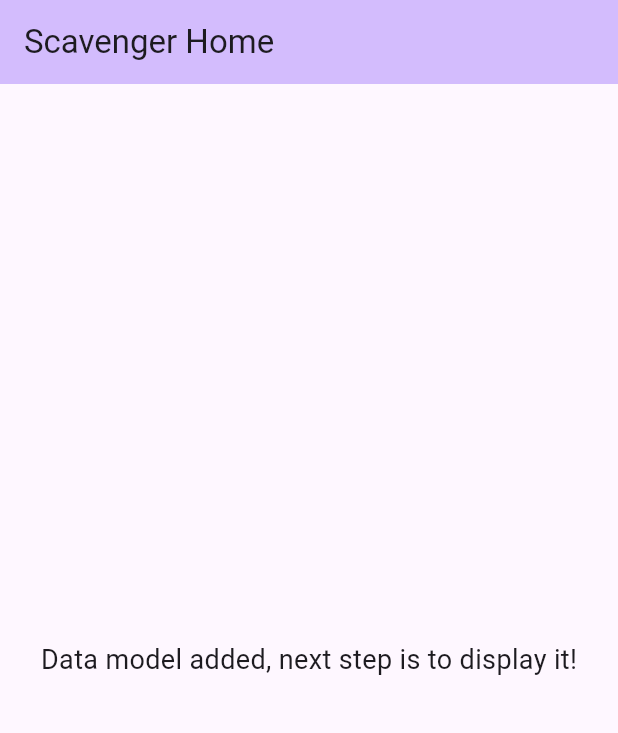
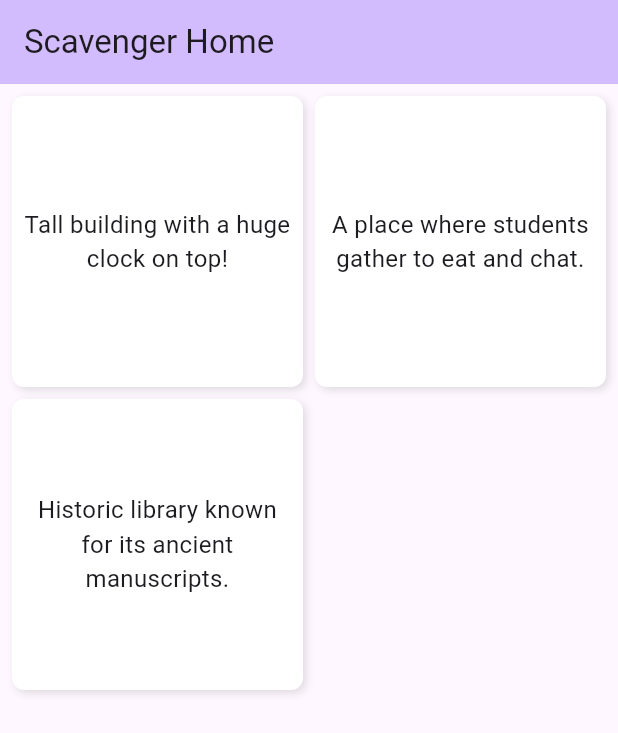
Before and after one commit to rhern7/scavenger_hunt, a Flutter app: the screen it shows after launch, on a phone screen of 412 x 824 dp. Shown: the top 733 px of the screen. Run offline on Flutter 3.47's test engine with Material 3 defaults, Android fonts, the phone set to English and light mode, and no system bars.

Commit message:
item grid

```diff
--- a/lib/main.dart
+++ b/lib/main.dart
@@ -39,9 +39,8 @@ class ScavengerHomePage extends StatefulWidget {
   @override
   State<ScavengerHomePage> createState() => _ScavengerHomePageState();
 }
-
+//replace with real pictures and hints once you have pictures
 class _ScavengerHomePageState extends State<ScavengerHomePage> {
-  // Sample data model for items in the scavenger hunt. Need to replace later with actual pictures
   final List<ScavengerItem> items = [
     ScavengerItem(
       hint: 'Tall building with a huge clock on top!',
@@ -64,10 +63,40 @@ class _ScavengerHomePageState extends State<ScavengerHomePage> {
         backgroundColor: Theme.of(context).colorScheme.inversePrimary,
         title: Text(widget.title),
       ),
-      body: const Center(
-        child: Text(
-          'Data model added, next step is to display it!',
-          style: TextStyle(fontSize: 18),
+      body: Padding(
+        padding: const EdgeInsets.all(8.0),
+        child: GridView.builder(
+          itemCount: items.length,
+          gridDelegate: const SliverGridDelegateWithFixedCrossAxisCount(
+            crossAxisCount: 2, // 2 columns
+            childAspectRatio: 1.0, // make it square-ish
+            crossAxisSpacing: 8,
+            mainAxisSpacing: 8,
+          ),
+          itemBuilder: (context, index) {
+            final item = items[index];
+            return Container(
+              decoration: BoxDecoration(
+                color: Colors.white,
+                borderRadius: BorderRadius.circular(8),
+                boxShadow: const [
+                  BoxShadow(
+                    color: Colors.black12,
+                    blurRadius: 4,
+                    offset: Offset(2, 2),
+                  )
+                ],
+              ),
+              padding: const EdgeInsets.all(8),
+              child: Center(
+                child: Text(
+                  item.hint,
+                  textAlign: TextAlign.center,
+                  style: const TextStyle(fontSize: 16),
+                ),
+              ),
+            );
+          },
         ),
       ),
     );
```
